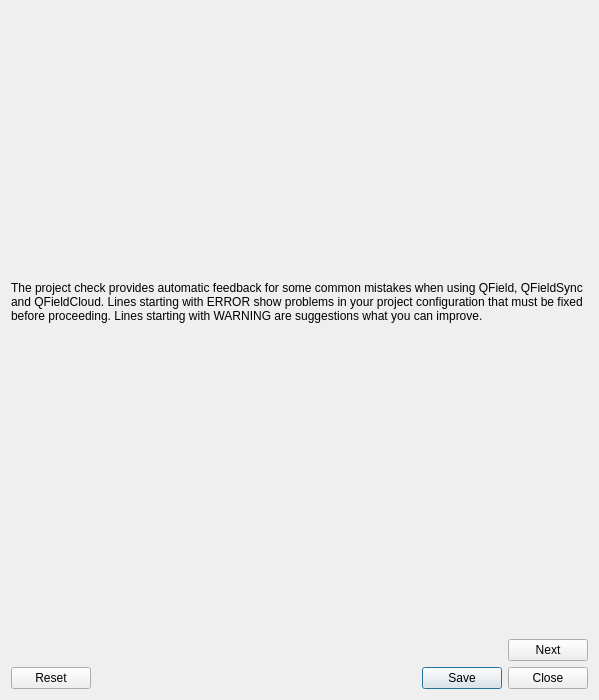
Old version of the form qfieldsync/ui/package_dialog.ui in the repository opengisch/qfieldsync.
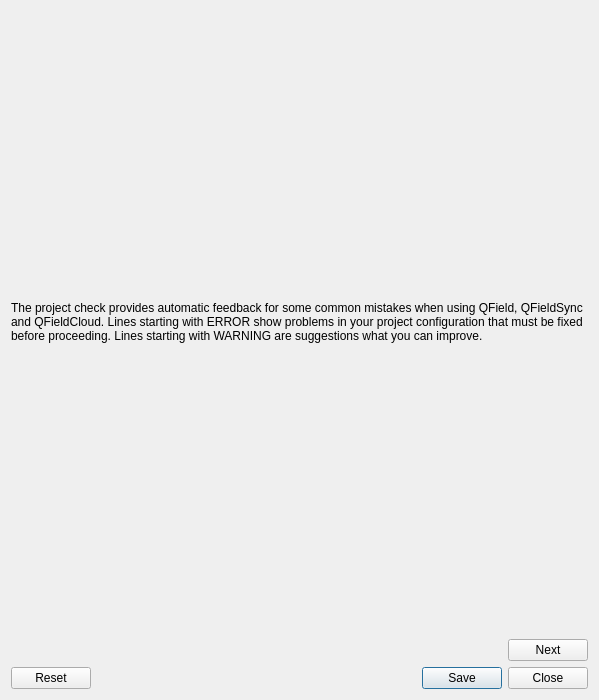
New version of the form. Custom widgets are drawn as their Qt base class.

Commit message: Make the feedback table widget fill all available space and better interact with dialog resizing

```diff
--- a/qfieldsync/ui/package_dialog.ui
+++ b/qfieldsync/ui/package_dialog.ui
@@ -35,6 +35,12 @@
        </property>
        <item>
         <widget class="QLabel" name="feedbackLabel">
+         <property name="sizePolicy">
+          <sizepolicy hsizetype="Preferred" vsizetype="Minimum">
+           <horstretch>0</horstretch>
+           <verstretch>0</verstretch>
+          </sizepolicy>
+         </property>
          <property name="text">
           <string>The project check provides automatic feedback for some common mistakes when using QField, QFieldSync and QFieldCloud. Lines starting with ERROR show problems in your project configuration that must be fixed before proceeding. Lines starting with WARNING are suggestions what you can improve.</string>
          </property>
@@ -46,22 +52,6 @@
        <item>
         <layout class="QVBoxLayout" name="feedbackTableWrapperLayout"/>
        </item>
-       <item>
-        <spacer name="verticalSpacer">
-         <property name="orientation">
-          <enum>Qt::Vertical</enum>
-         </property>
-         <property name="sizeType">
-          <enum>QSizePolicy::Preferred</enum>
-         </property>
-         <property name="sizeHint" stdset="0">
-          <size>
-           <width>20</width>
-           <height>40</height>
-          </size>
-         </property>
-        </spacer>
-       </item>
       </layout>
      </widget>
      <widget class="QWidget" name="packagePage">
```
The commit also changes 2 other files.
